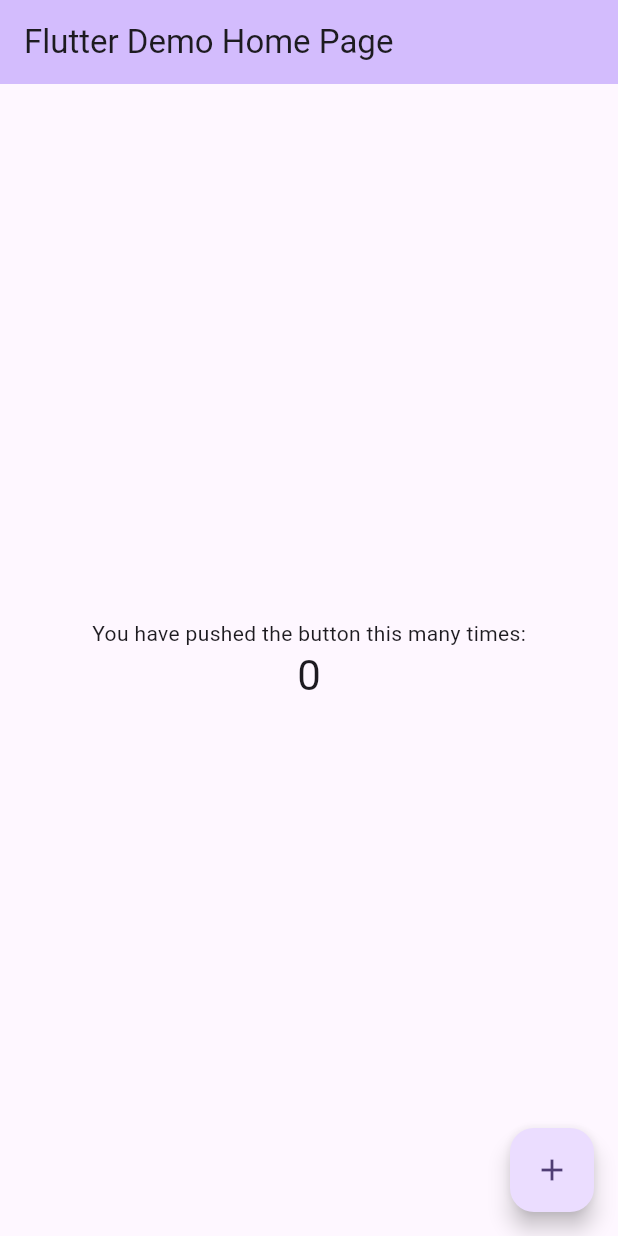
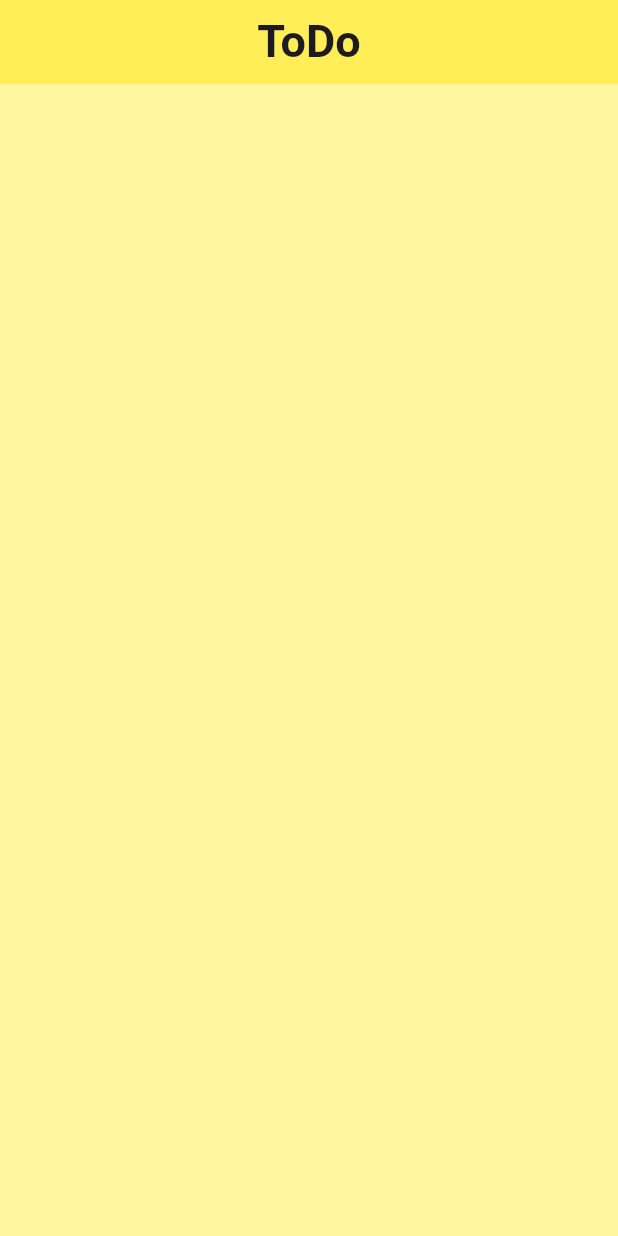
Before and after one commit to MostafaHasan1/to_do_using_local_device, a Flutter app: the screen it shows after launch, on a phone screen of 412 x 824 dp. Run offline on Flutter 3.47's test engine with Material 3 defaults, Android fonts, the phone set to English and light mode, and no system bars.

Commit message:
base created

```diff
--- a/lib/main.dart
+++ b/lib/main.dart
@@ -1,5 +1,5 @@
 import 'package:flutter/material.dart';
-
+import 'pages/home_page.dart';
 void main() {
   runApp(const MyApp());
 }
@@ -10,116 +10,10 @@ class MyApp extends StatelessWidget {
   // This widget is the root of your application.
   @override
   Widget build(BuildContext context) {
-    return MaterialApp(
-      title: 'Flutter Demo',
-      theme: ThemeData(
-        // This is the theme of your application.
-        //
-        // TRY THIS: Try running your application with "flutter run". You'll see
-        // the application has a purple toolbar. Then, without quitting the app,
-        // try changing the seedColor in the colorScheme below to Colors.green
-        // and then invoke "hot reload" (save your changes or press the "hot
-        // reload" button in a Flutter-supported IDE, or press "r" if you used
-        // the command line to start the app).
-        //
-        // Notice that the counter didn't reset back to zero; the application
-        // state is not lost during the reload. To reset the state, use hot
-        // restart instead.
-        //
-        // This works for code too, not just values: Most code changes can be
-        // tested with just a hot reload.
-        colorScheme: ColorScheme.fromSeed(seedColor: Colors.deepPurple),
-        useMaterial3: true,
-      ),
-      home: const MyHomePage(title: 'Flutter Demo Home Page'),
+    return   MaterialApp(
+      debugShowCheckedModeBanner: false,
+      home: HomePage(),
+      theme: ThemeData(appBarTheme: AppBarTheme(backgroundColor: Colors.yellow[400])),
     );
   }
 }
-
-class MyHomePage extends StatefulWidget {
-  const MyHomePage({super.key, required this.title});
-
-  // This widget is the home page of your application. It is stateful, meaning
-  // that it has a State object (defined below) that contains fields that affect
-  // how it looks.
-
-  // This class is the configuration for the state. It holds the values (in this
-  // case the title) provided by the parent (in this case the App widget) and
-  // used by the build method of the State. Fields in a Widget subclass are
-  // always marked "final".
-
-  final String title;
-
-  @override
-  State<MyHomePage> createState() => _MyHomePageState();
-}
-
-class _MyHomePageState extends State<MyHomePage> {
-  int _counter = 0;
-
-  void _incrementCounter() {
-    setState(() {
-      // This call to setState tells the Flutter framework that something has
-      // changed in this State, which causes it to rerun the build method below
-      // so that the display can reflect the updated values. If we changed
-      // _counter without calling setState(), then the build method would not be
-      // called again, and so nothing would appear to happen.
-      _counter++;
-    });
-  }
-
-  @override
-  Widget build(BuildContext context) {
-    // This method is rerun every time setState is called, for instance as done
-    // by the _incrementCounter method above.
-    //
-    // The Flutter framework has been optimized to make rerunning build methods
-    // fast, so that you can just rebuild anything that needs updating rather
-    // than having to individually change instances of widgets.
-    return Scaffold(
-      appBar: AppBar(
-        // TRY THIS: Try changing the color here to a specific color (to
-        // Colors.amber, perhaps?) and trigger a hot reload to see the AppBar
-        // change color while the other colors stay the same.
-        backgroundColor: Theme.of(context).colorScheme.inversePrimary,
-        // Here we take the value from the MyHomePage object that was created by
-        // the App.build method, and use it to set our appbar title.
-        title: Text(widget.title),
-      ),
-      body: Center(
-        // Center is a layout widget. It takes a single child and positions it
-        // in the middle of the parent.
-        child: Column(
-          // Column is also a layout widget. It takes a list of children and
-          // arranges them vertically. By default, it sizes itself to fit its
-          // children horizontally, and tries to be as tall as its parent.
-          //
-          // Column has various properties to control how it sizes itself and
-          // how it positions its children. Here we use mainAxisAlignment to
-          // center the children vertically; the main axis here is the vertical
-          // axis because Columns are vertical (the cross axis would be
-          // horizontal).
-          //
-          // TRY THIS: Invoke "debug painting" (choose the "Toggle Debug Paint"
-          // action in the IDE, or press "p" in the console), to see the
-          // wireframe for each widget.
-          mainAxisAlignment: MainAxisAlignment.center,
-          children: <Widget>[
-            const Text(
-              'You have pushed the button this many times:',
-            ),
-            Text(
-              '$_counter',
-              style: Theme.of(context).textTheme.headlineMedium,
-            ),
-          ],
-        ),
-      ),
-      floatingActionButton: FloatingActionButton(
-        onPressed: _incrementCounter,
-        tooltip: 'Increment',
-        child: const Icon(Icons.add),
-      ), // This trailing comma makes auto-formatting nicer for build methods.
-    );
-  }
-}
--- /dev/null
+++ b/lib/pages/home_page.dart
@@ -0,0 +1,21 @@
+import 'package:flutter/material.dart';
+
+class HomePage extends StatefulWidget {
+  const HomePage({super.key});
+
+  @override
+  State<HomePage> createState() => _HomePageState();
+}
+
+class _HomePageState extends State<HomePage> {
+  @override
+  Widget build(BuildContext context) {
+    return Scaffold(
+      backgroundColor: Colors.yellow[200],
+      appBar: AppBar(
+        title: const Center(child: Text("ToDo", style: TextStyle(fontSize: 30, fontWeight: FontWeight.bold),)),
+        elevation: 0,
+      ),
+    );
+  }
+}
```
